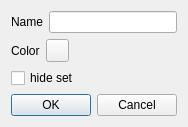
Above: src/Ui/DialogEditBarrier.ui from nohal/qtVlm before the change. Below: the same form after it.
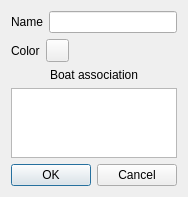
That is the form after the change.

Commit message: use association set <-> boat to show/hide set

```diff
--- a/src/Ui/DialogEditBarrier.ui
+++ b/src/Ui/DialogEditBarrier.ui
@@ -7,7 +7,7 @@
     <x>0</x>
     <y>0</y>
     <width>179</width>
-    <height>119</height>
+    <height>188</height>
    </rect>
   </property>
   <property name="windowTitle">
@@ -78,9 +78,25 @@
     </layout>
    </item>
    <item>
-    <widget class="QCheckBox" name="chk_hideSet">
+    <widget class="QLabel" name="label_3">
      <property name="text">
-      <string>hide set</string>
+      <string>Boat association</string>
+     </property>
+     <property name="alignment">
+      <set>Qt::AlignCenter</set>
+     </property>
+    </widget>
+   </item>
+   <item>
+    <widget class="QListWidget" name="lst_boat">
+     <property name="editTriggers">
+      <set>QAbstractItemView::NoEditTriggers</set>
+     </property>
+     <property name="selectionMode">
+      <enum>QAbstractItemView::NoSelection</enum>
+     </property>
+     <property name="selectionBehavior">
+      <enum>QAbstractItemView::SelectItems</enum>
      </property>
     </widget>
    </item>
```
The commit also changes 15 other files.
